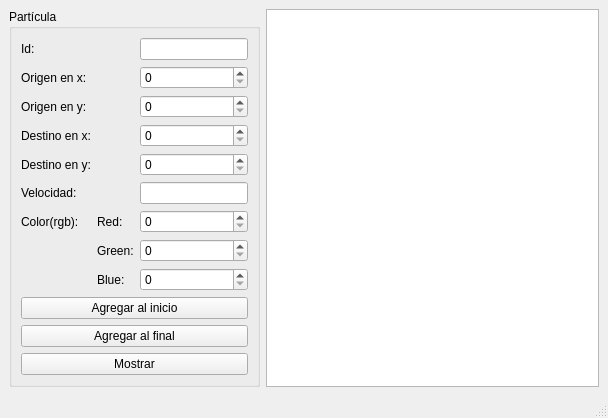
The window that particula.ui (ian16munoz3nunez1/particula_mainwindow) describes before a commit, drawn with Qt 5.
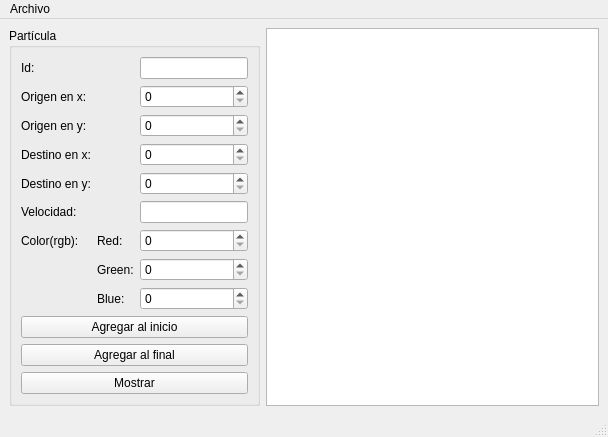
The same window after the commit.

Commit message: Se agrego la opcion de abrir o guardar un arhivo a la interfaz de usuario

Patch:
```diff
--- a/particula.ui
+++ b/particula.ui
@@ -184,6 +184,14 @@
      <height>21</height>
     </rect>
    </property>
+   <widget class="QMenu" name="menuArchivo">
+    <property name="title">
+     <string>Archivo</string>
+    </property>
+    <addaction name="actionAbrir"/>
+    <addaction name="actionGuardar"/>
+   </widget>
+   <addaction name="menuArchivo"/>
   </widget>
   <widget class="QStatusBar" name="statusbar"/>
  </widget>
```
Left out of the diff: 16 changed lines with no effect on the pictures.
